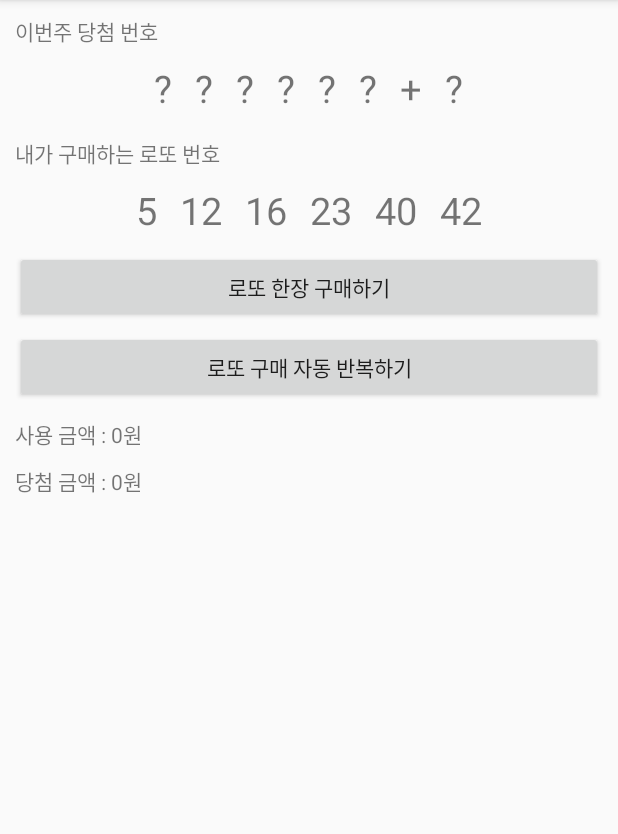
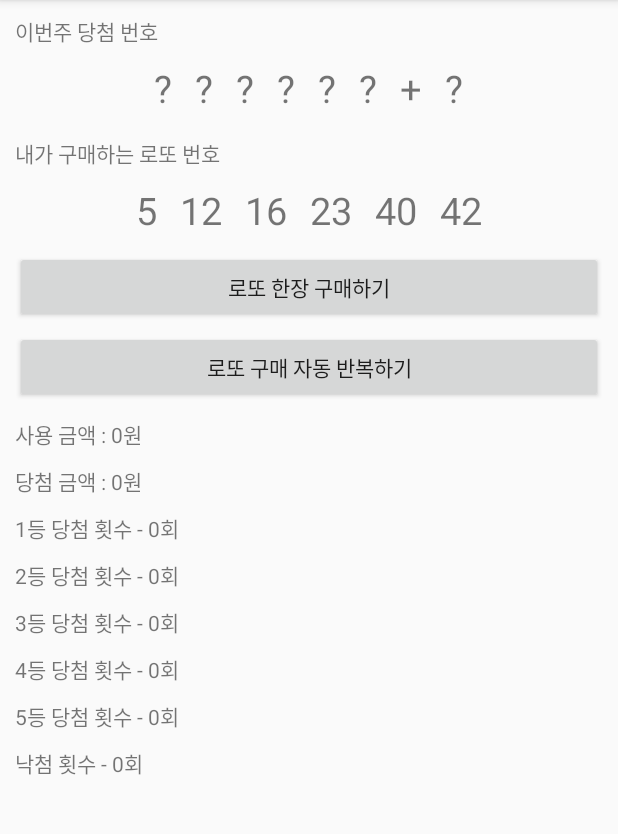
Before and after one commit to cho881020/201912_FinalTest, an Android app: the LottoActivity screen opened directly, with no data from a screen before it, on a phone screen of 412 x 824 dp, the part 84-918 px from its top. Run offline under Robolectric (Android 15) with nearby library versions, the phone set to English and light mode, and no system bars.

Commit message:
각 등수별 / 낙첨 횟수 카운팅 표시 기능 추가

```diff
--- a/app/src/main/java/com/tjeit/a201912_finaltest/LottoActivity.kt
+++ b/app/src/main/java/com/tjeit/a201912_finaltest/LottoActivity.kt
@@ -22,6 +22,14 @@ class LottoActivity : BaseActivity() {
 
     val mHandler = Handler()
     var isNowBuyingLotto = false
+
+
+    var firstRankCount = 0
+    var secondRankCount = 0
+    var thirdRankCount = 0
+    var fourthRankCount = 0
+    var fifthRankCount = 0
+    var noRankCount = 0
 
     override fun onCreate(savedInstanceState: Bundle?) {
         super.onCreate(savedInstanceState)
@@ -119,6 +127,7 @@ class LottoActivity : BaseActivity() {
         if (correctCount == 6) {
 //            1등 당첨 => 당첨금액 += 50억
             totalWinMoney += 5000000000
+            firstRankCount++
         }
         else if (correctCount == 5) {
 
@@ -140,34 +149,49 @@ class LottoActivity : BaseActivity() {
             if (isSecondRank) {
 //                2등 당첨 => 당첨금액 += 5천만원
                 totalWinMoney += 50000000
+                secondRankCount++
 
             }
             else {
 
 //            3등 당첨 => 당첨금액 += 150만원
                 totalWinMoney += 1500000
+                thirdRankCount++
             }
 
         }
         else if (correctCount == 4) {
 //            4등 당첨 => 당첨금액 += 5만원
             totalWinMoney += 50000
+            fourthRankCount++
         }
         else if (correctCount == 3) {
 //            5등 당첨 => 당첨금액 += 5천원
             totalWinMoney += 5000
+            fifthRankCount++
         }
         else {
 //            꽝! => 당첨금액 변화 없음
+            noRankCount++
         }
 
-//       금액을 세자리마다 ,를 찍도록 가공
+//       당첨금액을 세자리마다 ,를 찍도록 가공
         totalWinMoneyTxt.text = String.format("%,d 원", totalWinMoney)
 
 
 //        사용금액 : 한장 살때마다 천원씩 증가.
         usedMoney += 1000
         usedMoneyTxt.text = String.format("%,d 원", usedMoney)
+
+//        각 등수의 횟수를 적어주자.
+
+        firstRankCountTxt.text = "${firstRankCount} 회"
+        secondRankCountTxt.text = "${secondRankCount} 회"
+        thirdRankCountTxt.text = "${thirdRankCount} 회"
+        fourthRankCountTxt.text = "${fourthRankCount} 회"
+        fifthRankCountTxt.text = "${fifthRankCount} 회"
+        noRankCountTxt.text = "${noRankCount} 회"
+
     }
 
     fun makeWinLottoNum() {
--- a/app/src/main/res/layout/activity_lotto.xml
+++ b/app/src/main/res/layout/activity_lotto.xml
@@ -206,4 +206,127 @@
     </LinearLayout>
 
 
+    <LinearLayout
+        android:layout_marginTop="10dp"
+        android:layout_width="match_parent"
+        android:layout_height="wrap_content"
+        android:orientation="horizontal">
+
+        <TextView
+            android:layout_width="wrap_content"
+            android:layout_height="wrap_content"
+            android:text="1등 당첨 횟수 - " />
+
+        <TextView
+            android:id="@+id/firstRankCountTxt"
+            android:layout_width="wrap_content"
+            android:layout_height="wrap_content"
+            android:text="0회" />
+
+
+    </LinearLayout>
+
+    <LinearLayout
+        android:layout_marginTop="10dp"
+        android:layout_width="match_parent"
+        android:layout_height="wrap_content"
+        android:orientation="horizontal">
+
+        <TextView
+            android:layout_width="wrap_content"
+            android:layout_height="wrap_content"
+            android:text="2등 당첨 횟수 - " />
+
+        <TextView
+            android:id="@+id/secondRankCountTxt"
+            android:layout_width="wrap_content"
+            android:layout_height="wrap_content"
+            android:text="0회" />
+
+
+    </LinearLayout>
+
+
+    <LinearLayout
+        android:layout_marginTop="10dp"
+        android:layout_width="match_parent"
+        android:layout_height="wrap_content"
+        android:orientation="horizontal">
+
+        <TextView
+            android:layout_width="wrap_content"
+            android:layout_height="wrap_content"
+            android:text="3등 당첨 횟수 - " />
+
+        <TextView
+            android:id="@+id/thirdRankCountTxt"
+            android:layout_width="wrap_content"
+            android:layout_height="wrap_content"
+            android:text="0회" />
+
+
+    </LinearLayout>
+
+
+    <LinearLayout
+        android:layout_marginTop="10dp"
+        android:layout_width="match_parent"
+        android:layout_height="wrap_content"
+        android:orientation="horizontal">
+
+        <TextView
+            android:layout_width="wrap_content"
+            android:layout_height="wrap_content"
+            android:text="4등 당첨 횟수 - " />
+
+        <TextView
+            android:id="@+id/fourthRankCountTxt"
+            android:layout_width="wrap_content"
+            android:layout_height="wrap_content"
+            android:text="0회" />
+
+
+    </LinearLayout>
+
+    <LinearLayout
+        android:layout_marginTop="10dp"
+        android:layout_width="match_parent"
+        android:layout_height="wrap_content"
+        android:orientation="horizontal">
+
+        <TextView
+            android:layout_width="wrap_content"
+            android:layout_height="wrap_content"
+            android:text="5등 당첨 횟수 - " />
+
+        <TextView
+            android:id="@+id/fifthRankCountTxt"
+            android:layout_width="wrap_content"
+            android:layout_height="wrap_content"
+            android:text="0회" />
+
+
+    </LinearLayout>
+    <LinearLayout
+        android:layout_marginTop="10dp"
+        android:layout_width="match_parent"
+        android:layout_height="wrap_content"
+        android:orientation="horizontal">
+
+        <TextView
+            android:layout_width="wrap_content"
+            android:layout_height="wrap_content"
+            android:text="낙첨 횟수 - " />
+
+        <TextView
+            android:id="@+id/noRankCountTxt"
+            android:layout_width="wrap_content"
+            android:layout_height="wrap_content"
+            android:text="0회" />
+
+
+    </LinearLayout>
+
+
+
 </LinearLayout>
```
